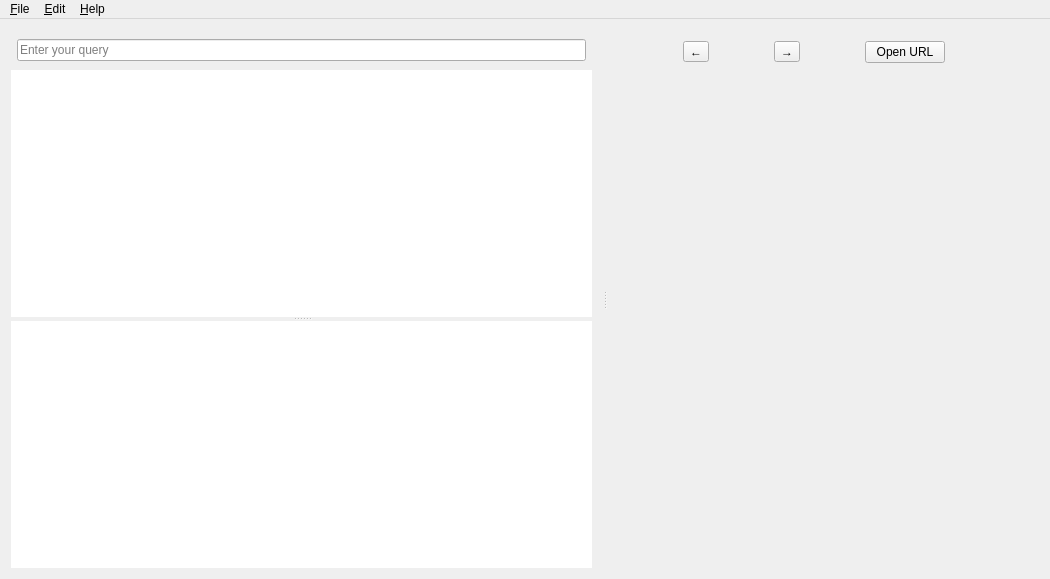
The window that src/ui/forms/mainwindow.ui (zealdocs/zeal) describes before a commit, drawn with Qt 5.
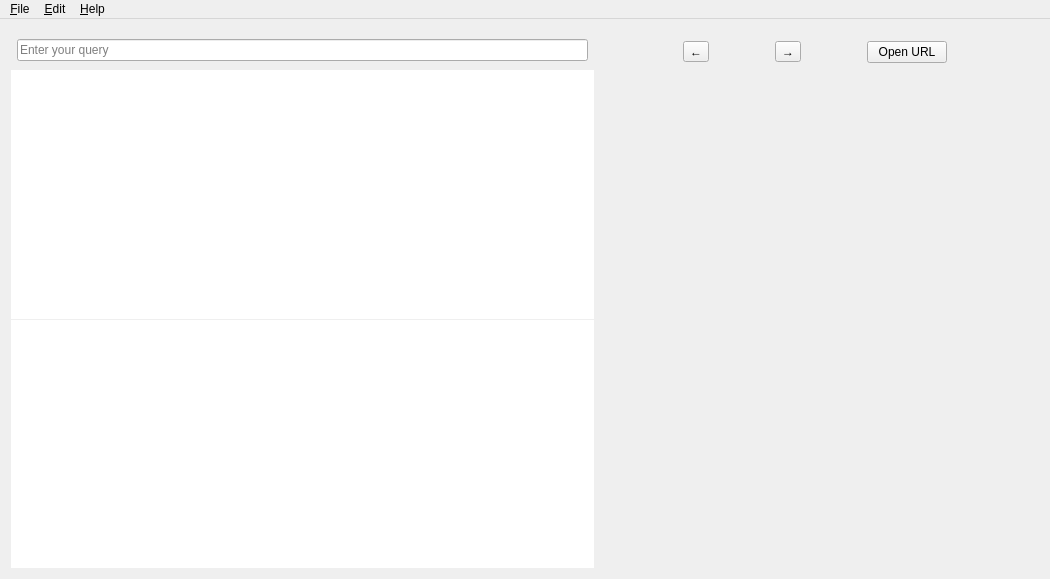
The same window after the commit. Icons and pictures are not drawn. Custom widgets are drawn as their Qt base class.

Commit message: Change line color at the bottom of ToolBarFrame

Diff of the .ui file:
```diff
--- a/src/ui/forms/mainwindow.ui
+++ b/src/ui/forms/mainwindow.ui
@@ -29,12 +29,24 @@
     </property>
     <item>
      <widget class="QSplitter" name="splitter">
+      <property name="sizePolicy">
+       <sizepolicy hsizetype="Expanding" vsizetype="Ignored">
+        <horstretch>0</horstretch>
+        <verstretch>0</verstretch>
+       </sizepolicy>
+      </property>
       <property name="lineWidth">
        <number>0</number>
       </property>
       <property name="orientation">
        <enum>Qt::Horizontal</enum>
       </property>
+      <property name="opaqueResize">
+       <bool>true</bool>
+      </property>
+      <property name="handleWidth">
+       <number>1</number>
+      </property>
       <property name="childrenCollapsible">
        <bool>false</bool>
       </property>
@@ -85,6 +97,12 @@
           <property name="orientation">
            <enum>Qt::Vertical</enum>
           </property>
+          <property name="opaqueResize">
+           <bool>true</bool>
+          </property>
+          <property name="handleWidth">
+           <number>1</number>
+          </property>
           <widget class="QTreeView" name="treeView">
            <property name="frameShape">
             <enum>QFrame::NoFrame</enum>
```
The commit also changes 1 other file.
